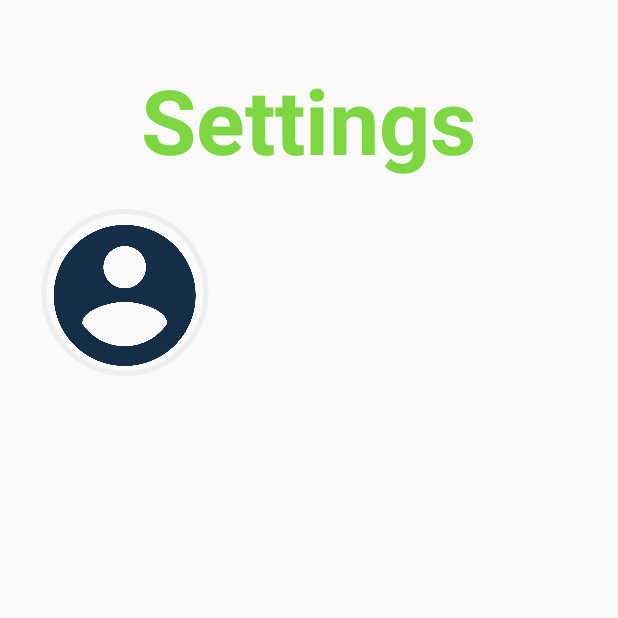
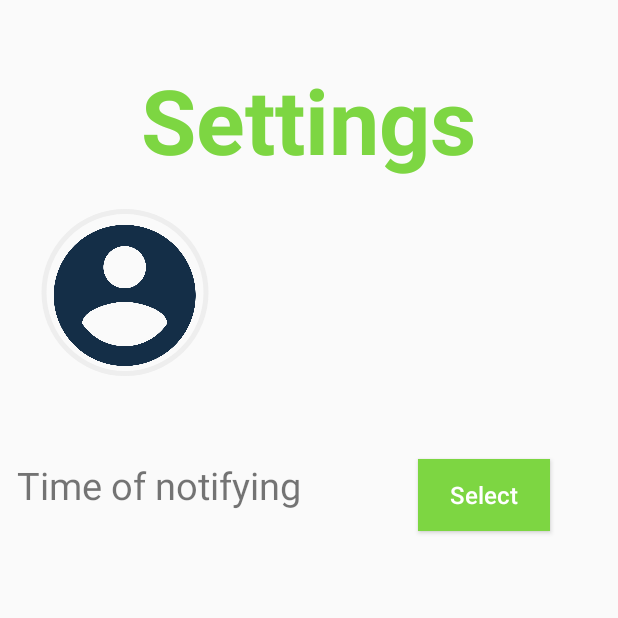
Before and after one commit to devansh-299/build1, an Android app: the MainActivity screen opened directly, with no data from a screen before it, in the side drawer, after a tap on "Settings", on a phone screen of 412 x 824 dp, the top half of it. Run offline under Robolectric (Android 15) with nearby library versions, the phone set to English and light mode, and no system bars; plain views replace CircularImageView.

Commit message:
database_today_implemented

```diff
--- a/app/build.gradle
+++ b/app/build.gradle
@@ -28,4 +28,5 @@ dependencies {
     androidTestImplementation 'com.android.support.test.espresso:espresso-core:3.0.2'
     implementation 'com.android.support:recyclerview-v7:28.0.0'
     implementation 'com.mikhaellopez:circularimageview:3.2.0'
+    implementation 'com.github.DeweyReed:ScrollHmsPicker:1.0.3'
 }
--- a/app/src/main/java/com/piworks/build1/MainActivity.java
+++ b/app/src/main/java/com/piworks/build1/MainActivity.java
@@ -1,5 +1,7 @@
 package com.piworks.build1;
 
+import android.app.AlarmManager;
+import android.app.PendingIntent;
 import android.content.Context;
 import android.content.DialogInterface;
 import android.content.Intent;
@@ -39,7 +41,7 @@ public class MainActivity extends AppCompatActivity implements NavigationView.On
         super.onCreate(savedInstanceState);
         setContentView(R.layout.activity_main);
         username_navbar =(TextView)findViewById(R.id.nav_username);
-        today_amount = (TextView)findViewById(R.id.today_amount);
+        today_amount = (TextView)findViewById(R.id.today_amount );
 
 
         android.support.v7.widget.Toolbar toolbar = findViewById(R.id.toolbar);
@@ -88,12 +90,24 @@ public class MainActivity extends AppCompatActivity implements NavigationView.On
         username_navbar = (TextView) headerView.findViewById(R.id.nav_username);
         username_navbar.setText(username);
 
-        ////////// Database part BELOW!! /////
 
 
-        mydatabase = new mydatabase(this);
-        //today_amount.setText(mydatabase.getvalue());
 
+        ///////////////// NOtification Part!!!!//////////////////////////////
+
+
+
+
+        int minutevalue = prefs.getInt("minutevalue",0);
+        int hourvalue = prefs.getInt("hourvalue",0);
+
+        int timemillis = (hourvalue*(60*60*1000)) + (minutevalue*(60*1000));
+        Intent iN = new Intent();
+        iN.setAction("piworks.build1.reminder");
+        PendingIntent pd = PendingIntent.getBroadcast(this,1,iN,PendingIntent.FLAG_UPDATE_CURRENT);
+
+        AlarmManager alarmManager = (AlarmManager)getSystemService(ALARM_SERVICE);
+        alarmManager.setRepeating(AlarmManager.RTC_WAKEUP,timemillis,AlarmManager.INTERVAL_DAY,pd);
 
 
     }
@@ -145,4 +159,13 @@ public class MainActivity extends AppCompatActivity implements NavigationView.On
     public void do_enter(View view) {
         startActivity(new Intent(MainActivity.this,popup_get_amount.class));
     }
+
+
+    public String getMyData() {
+        ////////// Database part BELOW!! /////
+
+
+        mydatabase = new mydatabase(this);
+        return mydatabase.getvalue();
+    }
 }
--- a/app/src/main/java/com/piworks/build1/analysis_fragment.java
+++ b/app/src/main/java/com/piworks/build1/analysis_fragment.java
@@ -12,6 +12,9 @@ public class analysis_fragment extends Fragment {
     @Nullable
     @Override
     public View onCreateView(@NonNull LayoutInflater inflater, @Nullable ViewGroup container, @Nullable Bundle savedInstanceState) {
+
+
+
          return inflater.inflate(R.layout.fragment_analysis,container,false);
 
     }
--- a/app/src/main/java/com/piworks/build1/mydatabase.java
+++ b/app/src/main/java/com/piworks/build1/mydatabase.java
@@ -13,11 +13,10 @@ import java.util.Date;
 
 public class mydatabase extends SQLiteOpenHelper {
 
-    static final private String Db_name = "date_value.db";
-    static final private String Db_table = "d_val";
+    static final private String Db_name = "date_value_database.db";
+    static final private String Db_table = "date_val";
     static final private int Db_Version = 1;
 
-    public static final String COL_1 = "id";
     public static final String COL_2 = "currentdate";
     public static final String COL_3 = "amount";
 
@@ -61,8 +60,9 @@ public class mydatabase extends SQLiteOpenHelper {
         Date date = new Date(); // this object contains the current date value
         SimpleDateFormat formatter = new SimpleDateFormat("dd-MM-yyyy");
         String ourdate = formatter.format(date);
-        SQLiteDatabase db = this.getWritableDatabase();
-        Cursor cr = db.rawQuery("Select * from " + Db_table + " where currentdate = " + ourdate, null);
+        SQLiteDatabase db = this.getReadableDatabase();
+        String query = "select * from " + Db_table + " where "+ COL_2 + " = '" + ourdate + "'";
+        Cursor cr = db.rawQuery(query, null);
         if (cr.getCount() == 0) {
             // show message
             Log.i("Database cr count zero", "Zero!!!!!!!!!!!1");
@@ -74,10 +74,11 @@ public class mydatabase extends SQLiteOpenHelper {
                     String id = cr.getString(0);
                     String datestring = cr.getString(1);
                     String amountstring = cr.getString(2);
-                                        finalstring =  amountstring;
-                                        if (finalstring == null){
-                                            finalstring = "1";
-                                        }
+                    finalstring =  amountstring;
+                    if (finalstring == null){
+                        Log.i("Database related!!!","finalstring is null");
+                        finalstring = "1";
+                        }
                 }
             } catch (Exception e) {
 
--- a/app/src/main/java/com/piworks/build1/today_fragment.java
+++ b/app/src/main/java/com/piworks/build1/today_fragment.java
@@ -1,18 +1,33 @@
 package com.piworks.build1;
 
 import android.os.Bundle;
-import android.support.annotation.NonNull;
-import android.support.annotation.Nullable;
 import android.support.v4.app.Fragment;
 import android.view.LayoutInflater;
 import android.view.View;
 import android.view.ViewGroup;
+import android.widget.TextView;
 
 public class today_fragment extends Fragment {
-    @Nullable
+
+    private TextView today_amnt;
+    public today_fragment(){}
+
+    public void onCreate(Bundle savedInstanceState) {
+        super.onCreate(savedInstanceState);
+    }
+
     @Override
-    public View onCreateView(@NonNull LayoutInflater inflater, @Nullable ViewGroup container, @Nullable Bundle savedInstanceState) {
-         return inflater.inflate(R.layout.fragment_today,container,false);
+    public View onCreateView(LayoutInflater inflater, ViewGroup container, Bundle savedInstanceState) {
+        // Inflate the layout for this fragment
+        return inflater.inflate(R.layout.fragment_today, container, false);
+    }
 
+    @Override
+    public void onViewCreated(View view, Bundle savedInstanceState){
+        today_amnt = (TextView)getActivity().findViewById(R.id.today_amount);
+        MainActivity activity = (MainActivity) getActivity();
+        String myDataFromActivity = activity.getMyData();
+        // Displaying the user details on the screen
+       today_amnt.setText(myDataFromActivity);
     }
 }
--- a/app/src/main/res/layout/activity_settings.xml
+++ b/app/src/main/res/layout/activity_settings.xml
@@ -36,12 +36,37 @@
         android:id="@+id/settings_username"
         android:layout_width="wrap_content"
         android:layout_height="wrap_content"
-        android:layout_alignParentTop="true"
+        android:layout_below="@+id/textView6"
         android:layout_alignParentEnd="true"
-        android:layout_marginTop="173dp"
-        android:layout_marginEnd="126dp"
+        android:layout_marginTop="50dp"
+        android:layout_marginEnd="103dp"
         android:text="username"
         android:textSize="25sp"
         android:textStyle="bold" />
 
+    <TextView
+        android:id="@+id/textView7"
+        android:layout_width="wrap_content"
+        android:layout_height="wrap_content"
+        android:layout_below="@+id/textView6"
+        android:layout_alignParentStart="true"
+        android:layout_marginStart="11dp"
+        android:layout_marginTop="186dp"
+        android:text="Time of notifying"
+        android:textSize="25sp" />
+
+    <Button
+        android:id="@+id/select_time"
+        android:layout_width="wrap_content"
+        android:layout_height="wrap_content"
+        android:layout_alignTop="@+id/textView7"
+        android:layout_alignParentEnd="true"
+        android:layout_marginEnd="45dp"
+        android:background="@color/mygreen"
+        android:text="Select"
+        android:onClick="doselect_time"
+        android:textAllCaps="false"
+        android:textColor="@android:color/background_light"
+        android:textSize="16sp" />
+
 </RelativeLayout>
--- a/build.gradle
+++ b/build.gradle
@@ -20,6 +20,7 @@ allprojects {
     repositories {
         google()
         jcenter()
+        maven { url 'https://jitpack.io' }
     }
 }
 
```
Also changed, not shown: app/src/main/AndroidManifest.xml (+14 -2 lines), app/src/main/java/com/piworks/build1/MyReceiver_notification.java (added, +61 -0 lines), app/src/main/java/com/piworks/build1/popup_timepicker.java (added, +75 -0 lines), app/src/main/java/com/piworks/build1/settings.java (+14 -0 lines), app/src/main/res/layout/layout_timepicker.xml (added, +31 -0 lines).
